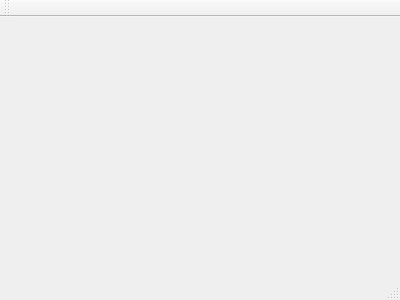
Old version of the form Client.Qt/MainWindow.ui in the repository HadesD/CaroOnline.
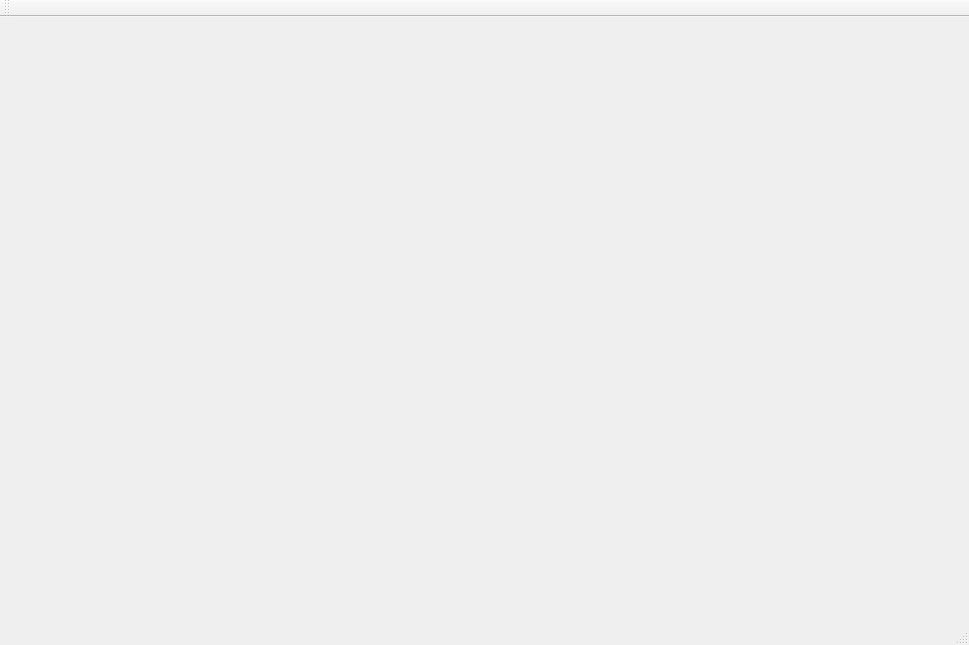
New version of the form.

```diff
--- a/Client.Qt/MainWindow.ui
+++ b/Client.Qt/MainWindow.ui
@@ -1,24 +1,57 @@
 <ui version="4.0">
  <class>MainWindow</class>
- <widget class="QMainWindow" name="MainWindow" >
-  <property name="geometry" >
+ <widget class="QMainWindow" name="MainWindow">
+  <property name="geometry">
    <rect>
     <x>0</x>
     <y>0</y>
-    <width>400</width>
-    <height>300</height>
+    <width>969</width>
+    <height>645</height>
    </rect>
   </property>
-  <property name="windowTitle" >
-   <string>MainWindow</string>
+  <property name="sizePolicy">
+   <sizepolicy hsizetype="Fixed" vsizetype="Fixed">
+    <horstretch>0</horstretch>
+    <verstretch>0</verstretch>
+   </sizepolicy>
   </property>
-  <widget class="QMenuBar" name="menuBar" />
-  <widget class="QToolBar" name="mainToolBar" />
-  <widget class="QWidget" name="centralWidget" />
-  <widget class="QStatusBar" name="statusBar" />
+  <property name="windowTitle">
+   <string>CaroOnline</string>
+  </property>
+  <widget class="QWidget" name="centralWidget">
+   <widget class="QWidget" name="gridLayoutWidget">
+    <property name="geometry">
+     <rect>
+      <x>10</x>
+      <y>10</y>
+      <width>681</width>
+      <height>571</height>
+     </rect>
+    </property>
+    <layout class="QGridLayout" name="gameBoardLayout"/>
+   </widget>
+  </widget>
+  <widget class="QMenuBar" name="menuBar">
+   <property name="geometry">
+    <rect>
+     <x>0</x>
+     <y>0</y>
+     <width>969</width>
+     <height>22</height>
+    </rect>
+   </property>
+  </widget>
+  <widget class="QToolBar" name="mainToolBar">
+   <attribute name="toolBarArea">
+    <enum>TopToolBarArea</enum>
+   </attribute>
+   <attribute name="toolBarBreak">
+    <bool>false</bool>
+   </attribute>
+  </widget>
+  <widget class="QStatusBar" name="statusBar"/>
  </widget>
- <layoutDefault spacing="6" margin="11" />
- <pixmapfunction></pixmapfunction>
+ <layoutdefault spacing="6" margin="11"/>
  <resources/>
  <connections/>
 </ui>
```
Left out of the diff: 1 changed line with no effect on the pictures.
